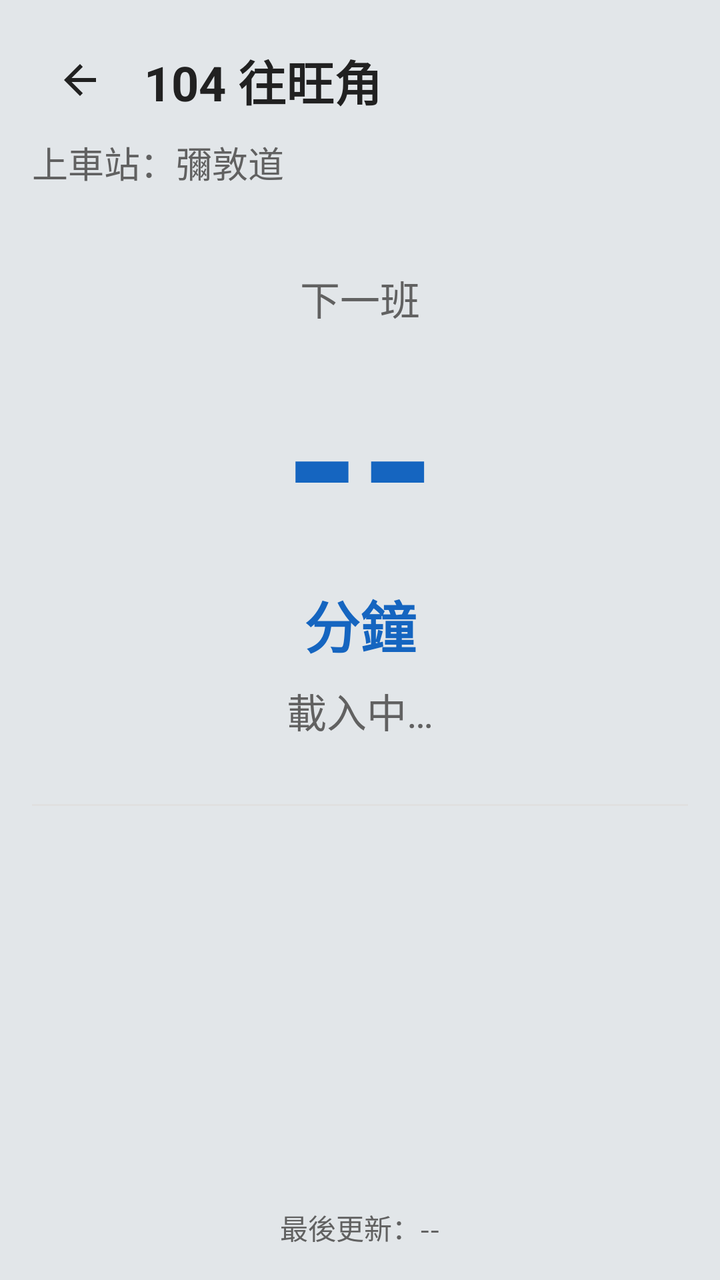
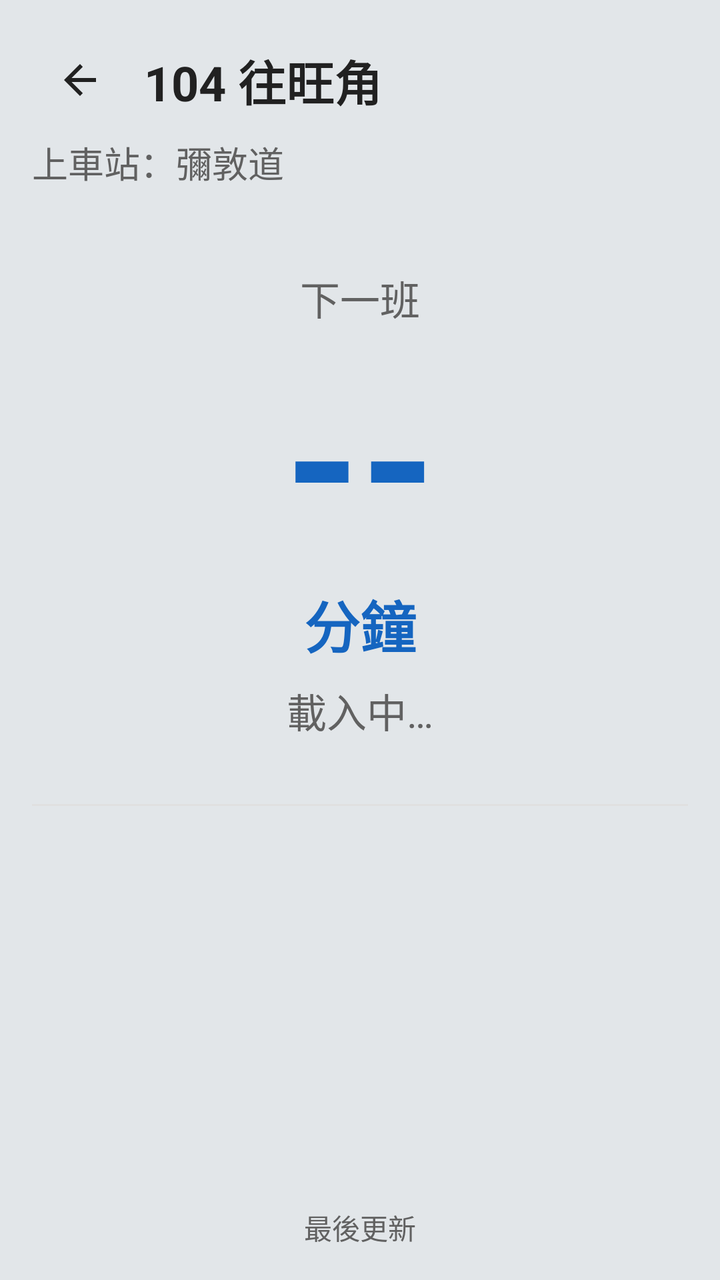

Before-and-after screenshots of an Android layout around one commit, followed by the original layout XML and the change that was made.
<!-- AndroidManifest.xml: application theme Theme.BusScheduleETA -->
<!-- res/layout/activity_eta.xml -->
<?xml version="1.0" encoding="utf-8"?>
<androidx.constraintlayout.widget.ConstraintLayout
    xmlns:android="http://schemas.android.com/apk/res/android"
    xmlns:app="http://schemas.android.com/apk/res-auto"
    android:id="@+id/etaRoot"
    android:layout_width="match_parent"
    android:layout_height="match_parent"
    android:background="@color/eta_bg"
    android:padding="16dp">

    <ImageButton
        android:id="@+id/btnBack"
        android:layout_width="48dp"
        android:layout_height="48dp"
        android:background="?attr/selectableItemBackgroundBorderless"
        android:contentDescription="返回"
        android:src="?attr/homeAsUpIndicator"
        app:layout_constraintStart_toStartOf="parent"
        app:layout_constraintTop_toTopOf="parent"
        app:tint="@color/text_primary" />

    <TextView
        android:id="@+id/tvRouteTitle"
        android:layout_width="0dp"
        android:layout_height="wrap_content"
        android:layout_marginStart="8dp"
        android:text="104 往旺角"
        android:textColor="@color/text_primary"
        android:textSize="24sp"
        android:textStyle="bold"
        app:layout_constraintBottom_toBottomOf="@id/btnBack"
        app:layout_constraintEnd_toEndOf="parent"
        app:layout_constraintStart_toEndOf="@id/btnBack"
        app:layout_constraintTop_toTopOf="@id/btnBack" />

    <TextView
        android:id="@+id/tvStopName"
        android:layout_width="0dp"
        android:layout_height="wrap_content"
        android:layout_marginTop="4dp"
        android:text="上車站：彌敦道"
        android:textColor="@color/text_secondary"
        android:textSize="18sp"
        app:layout_constraintEnd_toEndOf="parent"
        app:layout_constraintStart_toStartOf="parent"
        app:layout_constraintTop_toBottomOf="@id/btnBack" />

    <TextView
        android:id="@+id/tvNextLabel"
        android:layout_width="wrap_content"
        android:layout_height="wrap_content"
        android:layout_marginTop="40dp"
        android:text="下一班"
        android:textColor="@color/text_secondary"
        android:textSize="20sp"
        app:layout_constraintEnd_toEndOf="parent"
        app:layout_constraintStart_toStartOf="parent"
        app:layout_constraintTop_toBottomOf="@id/tvStopName" />

    <TextView
        android:id="@+id/tvMinutes"
        android:layout_width="wrap_content"
        android:layout_height="wrap_content"
        android:text="--"
        android:textColor="@color/accent"
        android:textSize="96sp"
        android:textStyle="bold"
        app:layout_constraintEnd_toEndOf="parent"
        app:layout_constraintStart_toStartOf="parent"
        app:layout_constraintTop_toBottomOf="@id/tvNextLabel" />

    <TextView
        android:id="@+id/tvMinutesUnit"
        android:layout_width="wrap_content"
        android:layout_height="wrap_content"
        android:text="分鐘"
        android:textColor="@color/accent"
        android:textSize="28sp"
        android:textStyle="bold"
        android:background="@color/eta_bg"
        app:layout_constraintEnd_toEndOf="parent"
        app:layout_constraintStart_toStartOf="parent"
        app:layout_constraintTop_toBottomOf="@id/tvMinutes" />

    <TextView
        android:id="@+id/tvClock"
        android:layout_width="wrap_content"
        android:layout_height="wrap_content"
        android:layout_marginTop="8dp"
        android:text="@string/loading"
        android:textColor="@color/text_secondary"
        android:textSize="20sp"
        app:layout_constraintEnd_toEndOf="parent"
        app:layout_constraintStart_toStartOf="parent"
        app:layout_constraintTop_toBottomOf="@id/tvMinutesUnit" />

    <View
        android:id="@+id/divider"
        android:layout_width="0dp"
        android:layout_height="1dp"
        android:layout_marginTop="32dp"
        android:background="@color/divider"
        app:layout_constraintEnd_toEndOf="parent"
        app:layout_constraintStart_toStartOf="parent"
        app:layout_constraintTop_toBottomOf="@id/tvClock" />

    <TextView
        android:id="@+id/tvSecond"
        android:layout_width="0dp"
        android:layout_height="wrap_content"
        android:layout_marginTop="20dp"
        android:text=""
        android:textColor="@color/text_primary"
        android:textSize="20sp"
        app:layout_constraintEnd_toEndOf="parent"
        app:layout_constraintStart_toStartOf="parent"
        app:layout_constraintTop_toBottomOf="@id/divider" />

    <TextView
        android:id="@+id/tvThird"
        android:layout_width="0dp"
        android:layout_height="wrap_content"
        android:layout_marginTop="12dp"
        android:text=""
        android:textColor="@color/text_primary"
        android:textSize="20sp"
        app:layout_constraintEnd_toEndOf="parent"
        app:layout_constraintStart_toStartOf="parent"
        app:layout_constraintTop_toBottomOf="@id/tvSecond" />

    <TextView
        android:id="@+id/tvRemark"
        android:layout_width="0dp"
        android:layout_height="wrap_content"
        android:layout_marginTop="16dp"
        android:text=""
        android:textColor="@color/text_secondary"
        android:textSize="16sp"
        android:visibility="gone"
        app:layout_constraintEnd_toEndOf="parent"
        app:layout_constraintStart_toStartOf="parent"
        app:layout_constraintTop_toBottomOf="@id/tvThird" />

    <TextView
        android:id="@+id/tvMessage"
        android:layout_width="0dp"
        android:layout_height="wrap_content"
        android:gravity="center"
        android:text="暫時沒有班次資料"
        android:textColor="@color/error_text"
        android:textSize="22sp"
        android:visibility="gone"
        app:layout_constraintBottom_toTopOf="@id/tvUpdated"
        app:layout_constraintEnd_toEndOf="parent"
        app:layout_constraintStart_toStartOf="parent"
        app:layout_constraintTop_toBottomOf="@id/tvStopName" />

    <TextView
        android:id="@+id/tvUpdated"
        android:layout_width="0dp"
        android:layout_height="wrap_content"
        android:gravity="center"
        android:text="最後更新：--"
        android:textColor="@color/text_secondary"
        android:textSize="14sp"
        app:layout_constraintBottom_toBottomOf="parent"
        app:layout_constraintEnd_toEndOf="parent"
        app:layout_constraintStart_toStartOf="parent" />
</androidx.constraintlayout.widget.ConstraintLayout>
<!-- resources referenced by this layout -->
<resources>
  <color name="accent">#1565C0</color>
  <color name="divider">#E0E0E0</color>
  <color name="error_text">#B71C1C</color>
  <color name="eta_bg">#E2E6E9</color>
  <color name="text_primary">#212121</color>
  <color name="text_secondary">#616161</color>
  <string name="loading">載入中…</string>
  <style name="Theme.BusScheduleETA" parent="Base.Theme.BusScheduleETA" />
  <style name="Base.Theme.BusScheduleETA" parent="Theme.Material3.DayNight.NoActionBar">
          
          
      </style>
</resources>

<!-- the commit's change to res/layout/activity_eta.xml (unified diff, before → after) -->
@@ -13,7 +13,7 @@
         android:layout_width="48dp"
         android:layout_height="48dp"
         android:background="?attr/selectableItemBackgroundBorderless"
-        android:contentDescription="返回"
+        android:contentDescription="@string/go_back"
         android:src="?attr/homeAsUpIndicator"
         app:layout_constraintStart_toStartOf="parent"
         app:layout_constraintTop_toTopOf="parent"
@@ -24,7 +24,7 @@
         android:layout_width="0dp"
         android:layout_height="wrap_content"
         android:layout_marginStart="8dp"
-        android:text="104 往旺角"
+        android:text="@string/mk_104"
         android:textColor="@color/text_primary"
         android:textSize="24sp"
         android:textStyle="bold"
@@ -38,7 +38,7 @@
         android:layout_width="0dp"
         android:layout_height="wrap_content"
         android:layout_marginTop="4dp"
-        android:text="上車站：彌敦道"
+        android:text="@string/pickup_nathan_road"
         android:textColor="@color/text_secondary"
         android:textSize="18sp"
         app:layout_constraintEnd_toEndOf="parent"
@@ -50,7 +50,7 @@
         android:layout_width="wrap_content"
         android:layout_height="wrap_content"
         android:layout_marginTop="40dp"
-        android:text="下一班"
+        android:text="@string/next_bus"
         android:textColor="@color/text_secondary"
         android:textSize="20sp"
         app:layout_constraintEnd_toEndOf="parent"
@@ -61,7 +61,7 @@
         android:id="@+id/tvMinutes"
         android:layout_width="wrap_content"
         android:layout_height="wrap_content"
-        android:text="--"
+        android:text="@string/double_dash"
         android:textColor="@color/accent"
         android:textSize="96sp"
         android:textStyle="bold"
@@ -73,7 +73,7 @@
         android:id="@+id/tvMinutesUnit"
         android:layout_width="wrap_content"
         android:layout_height="wrap_content"
-        android:text="分鐘"
+        android:text="@string/min_unit"
         android:textColor="@color/accent"
         android:textSize="28sp"
         android:textStyle="bold"
@@ -146,7 +146,7 @@
         android:layout_width="0dp"
         android:layout_height="wrap_content"
         android:gravity="center"
-        android:text="暫時沒有班次資料"
+        android:text="@string/no_next_bus_info"
         android:textColor="@color/error_text"
         android:textSize="22sp"
         android:visibility="gone"
@@ -160,7 +160,7 @@
         android:layout_width="0dp"
         android:layout_height="wrap_content"
         android:gravity="center"
-        android:text="最後更新：--"
+        android:text="@string/last_update"
         android:textColor="@color/text_secondary"
         android:textSize="14sp"
         app:layout_constraintBottom_toBottomOf="parent"
<!-- resource entries referenced after the edit -->
@@ -6,7 +6,15 @@
   <color name="eta_bg">#E2E6E9</color>
   <color name="text_primary">#212121</color>
   <color name="text_secondary">#616161</color>
+  <string name="double_dash">--</string>
+  <string name="go_back">返回</string>
+  <string name="last_update">最後更新</string>
   <string name="loading">載入中…</string>
+  <string name="min_unit">分鐘</string>
+  <string name="mk_104">104 往旺角</string>
+  <string name="next_bus">下一班</string>
+  <string name="no_next_bus_info">暫時沒有班次資料</string>
+  <string name="pickup_nathan_road">上車站：彌敦道</string>
   <style name="Theme.BusScheduleETA" parent="Base.Theme.BusScheduleETA" />
   <style name="Base.Theme.BusScheduleETA" parent="Theme.Material3.DayNight.NoActionBar">
           
